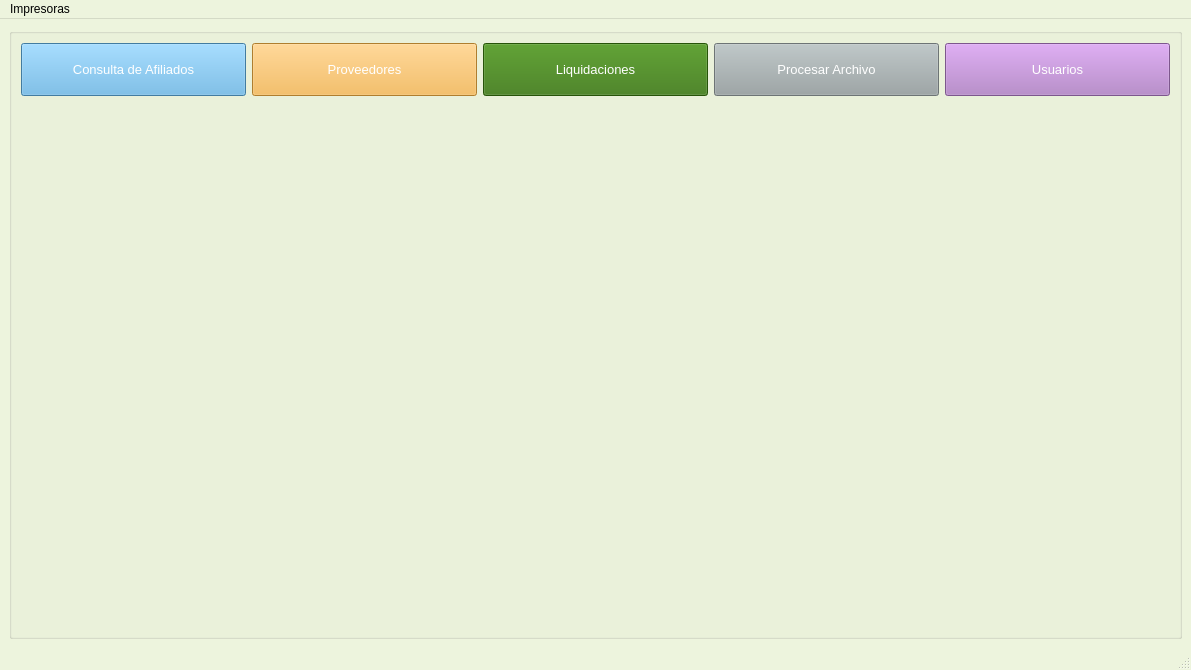
Before: the Qt Designer form gui/menuPrincipal.ui in shae-ra/sindicato, drawn with Qt 5.
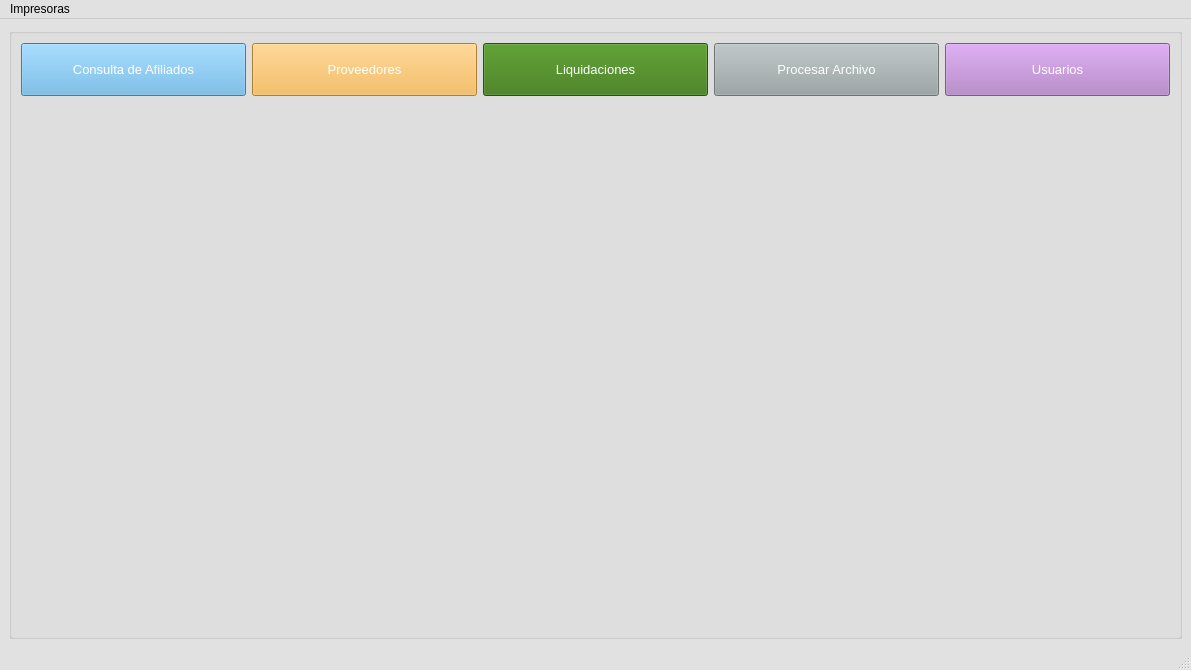
After: the same form once the commit is applied. Icons and pictures are not drawn.

What changed in the file:
```diff
--- a/gui/menuPrincipal.ui
+++ b/gui/menuPrincipal.ui
@@ -25,9 +25,9 @@
      <colorrole role="Button">
       <brush brushstyle="SolidPattern">
        <color alpha="255">
-        <red>237</red>
-        <green>244</green>
-        <blue>221</blue>
+        <red>225</red>
+        <green>225</green>
+        <blue>225</blue>
        </color>
       </brush>
      </colorrole>
@@ -43,27 +43,27 @@
      <colorrole role="Midlight">
       <brush brushstyle="SolidPattern">
        <color alpha="255">
-        <red>246</red>
-        <green>249</green>
-        <blue>238</blue>
+        <red>240</red>
+        <green>240</green>
+        <blue>240</blue>
        </color>
       </brush>
      </colorrole>
      <colorrole role="Dark">
       <brush brushstyle="SolidPattern">
        <color alpha="255">
-        <red>118</red>
-        <green>122</green>
-        <blue>110</blue>
+        <red>112</red>
+        <green>112</green>
+        <blue>112</blue>
        </color>
       </brush>
      </colorrole>
      <colorrole role="Mid">
       <brush brushstyle="SolidPattern">
        <color alpha="255">
-        <red>158</red>
-        <green>163</green>
-        <blue>147</blue>
+        <red>150</red>
+        <green>150</green>
+        <blue>150</blue>
        </color>
       </brush>
      </colorrole>
@@ -106,9 +106,9 @@
      <colorrole role="Window">
       <brush brushstyle="SolidPattern">
        <color alpha="255">
-        <red>237</red>
-        <green>244</green>
-        <blue>221</blue>
+        <red>225</red>
+        <green>225</green>
+        <blue>225</blue>
        </color>
       </brush>
      </colorrole>
@@ -124,9 +124,9 @@
      <colorrole role="AlternateBase">
       <brush brushstyle="SolidPattern">
        <color alpha="255">
-        <red>246</red>
-        <green>249</green>
-        <blue>238</blue>
+        <red>240</red>
+        <green>240</green>
+        <blue>240</blue>
        </color>
       </brush>
      </colorrole>
@@ -162,9 +162,9 @@
      <colorrole role="Button">
       <brush brushstyle="SolidPattern">
        <color alpha="255">
-        <red>237</red>
-        <green>244</green>
-        <blue>221</blue>
+        <red>225</red>
+        <green>225</green>
+        <blue>225</blue>
        </color>
       </brush>
      </colorrole>
@@ -180,27 +180,27 @@
      <colorrole role="Midlight">
       <brush brushstyle="SolidPattern">
        <color alpha="255">
-        <red>246</red>
-        <green>249</green>
-        <blue>238</blue>
+        <red>240</red>
+        <green>240</green>
+        <blue>240</blue>
        </color>
       </brush>
      </colorrole>
      <colorrole role="Dark">
       <brush brushstyle="SolidPattern">
        <color alpha="255">
-        <red>118</red>
-        <green>122</green>
-        <blue>110</blue>
+        <red>112</red>
+        <green>112</green>
+        <blue>112</blue>
        </color>
       </brush>
      </colorrole>
      <colorrole role="Mid">
       <brush brushstyle="SolidPattern">
        <color alpha="255">
-        <red>158</red>
-        <green>163</green>
-        <blue>147</blue>
+        <red>150</red>
+        <green>150</green>
+        <blue>150</blue>
        </color>
       </brush>
      </colorrole>
@@ -243,9 +243,9 @@
      <colorrole role="Window">
       <brush brushstyle="SolidPattern">
        <color alpha="255">
-        <red>237</red>
-        <green>244</green>
-        <blue>221</blue>
+        <red>225</red>
+        <green>225</green>
+        <blue>225</blue>
        </color>
       </brush>
      </colorrole>
@@ -261,9 +261,9 @@
      <colorrole role="AlternateBase">
       <brush brushstyle="SolidPattern">
        <color alpha="255">
-        <red>246</red>
-        <green>249</green>
-        <blue>238</blue>
+        <red>240</red>
+        <green>240</green>
+        <blue>240</blue>
        </color>
       </brush>
      </colorrole>
@@ -290,18 +290,18 @@
      <colorrole role="WindowText">
       <brush brushstyle="SolidPattern">
        <color alpha="255">
-        <red>118</red>
-        <green>122</green>
-        <blue>110</blue>
+        <red>112</red>
+        <green>112</green>
+        <blue>112</blue>
        </color>
       </brush>
      </colorrole>
      <colorrole role="Button">
       <brush brushstyle="SolidPattern">
        <color alpha="255">
-        <red>237</red>
-        <green>244</green>
-        <blue>221</blue>
+        <red>225</red>
+        <green>225</green>
+        <blue>225</blue>
        </color>
       </brush>
      </colorrole>
@@ -317,36 +317,36 @@
      <colorrole role="Midlight">
       <brush brushstyle="SolidPattern">
        <color alpha="255">
-        <red>246</red>
-        <green>249</green>
-        <blue>238</blue>
+        <red>240</red>
+        <green>240</green>
+        <blue>240</blue>
        </color>
       </brush>
      </colorrole>
      <colorrole role="Dark">
       <brush brushstyle="SolidPattern">
        <color alpha="255">
-        <red>118</red>
-        <green>122</green>
-        <blue>110</blue>
+        <red>112</red>
+        <green>112</green>
+        <blue>112</blue>
        </color>
       </brush>
      </colorrole>
      <colorrole role="Mid">
       <brush brushstyle="SolidPattern">
        <color alpha="255">
-        <red>158</red>
-        <green>163</green>
-        <blue>147</blue>
+        <red>150</red>
+        <green>150</green>
+        <blue>150</blue>
        </color>
       </brush>
      </colorrole>
      <colorrole role="Text">
       <brush brushstyle="SolidPattern">
        <color alpha="255">
-        <red>118</red>
-        <green>122</green>
-        <blue>110</blue>
+        <red>112</red>
+        <green>112</green>
+        <blue>112</blue>
        </color>
       </brush>
      </colorrole>
@@ -362,27 +362,27 @@
      <colorrole role="ButtonText">
       <brush brushstyle="SolidPattern">
        <color alpha="255">
-        <red>118</red>
-        <green>122</green>
-        <blue>110</blue>
+        <red>112</red>
+        <green>112</green>
+        <blue>112</blue>
        </color>
       </brush>
      </colorrole>
      <colorrole role="Base">
       <brush brushstyle="SolidPattern">
        <color alpha="255">
-        <red>237</red>
-        <green>244</green>
-        <blue>221</blue>
+        <red>225</red>
+        <green>225</green>
+        <blue>225</blue>
        </color>
       </brush>
      </colorrole>
      <colorrole role="Window">
       <brush brushstyle="SolidPattern">
        <color alpha="255">
-        <red>237</red>
-        <green>244</green>
-        <blue>221</blue>
+        <red>225</red>
+        <green>225</green>
+        <blue>225</blue>
        </color>
       </brush>
      </colorrole>
@@ -398,9 +398,9 @@
      <colorrole role="AlternateBase">
       <brush brushstyle="SolidPattern">
        <color alpha="255">
-        <red>237</red>
-        <green>244</green>
-        <blue>221</blue>
+        <red>225</red>
+        <green>225</green>
+        <blue>225</blue>
        </color>
       </brush>
      </colorrole>
```
